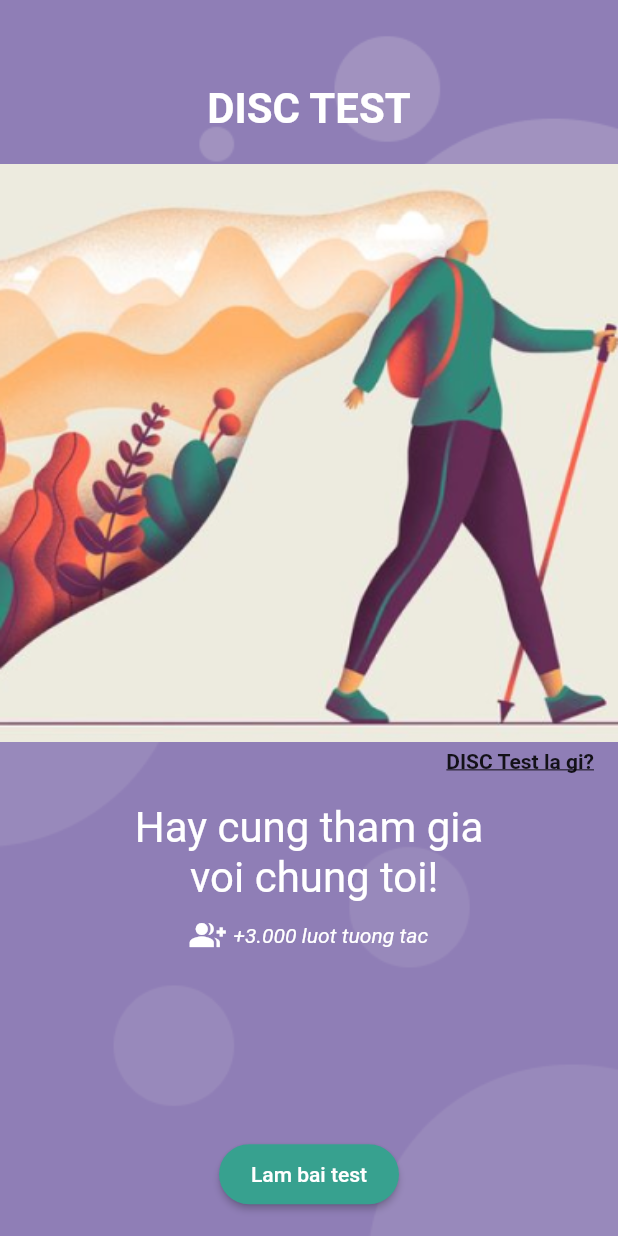
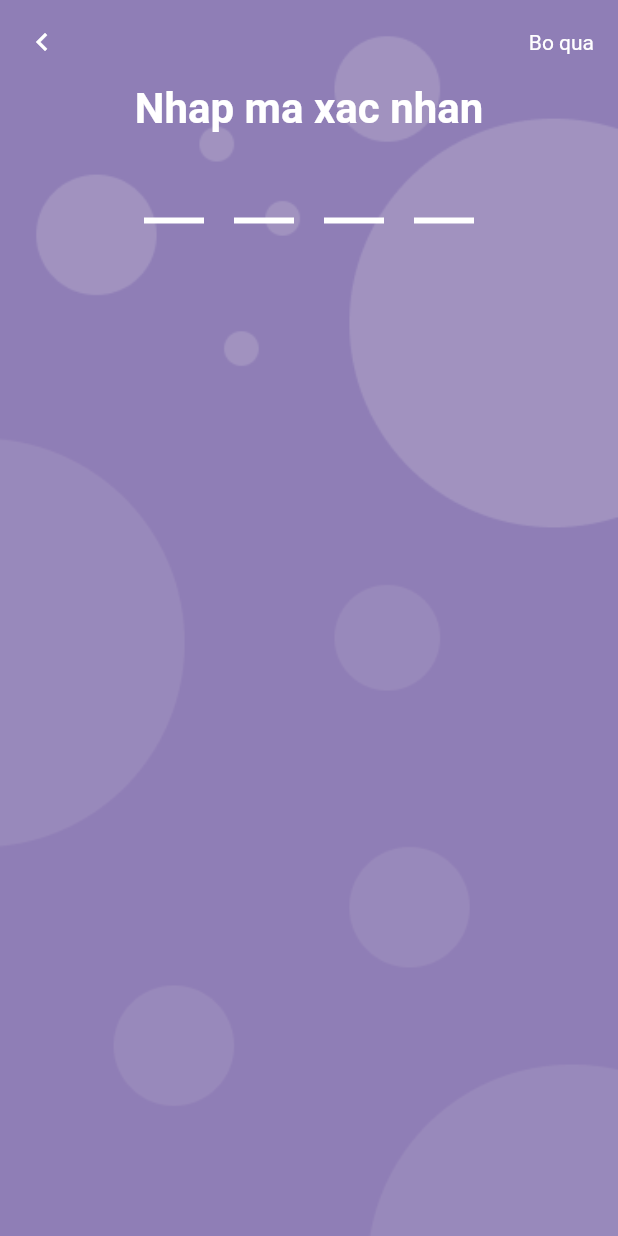
Before and after one commit to diepvicuong/DISC_TEST, a Flutter app: the screen it shows after launch, after a tap on "Lam bai test", on a phone screen of 412 x 824 dp. Run offline on Flutter 3.47's test engine with Material 2 defaults, Android fonts, the phone set to English and light mode, and no system bars; our stand-ins replace dio, get; missing offline and left inert: dio_http_cache.

Commit message:
Refactor code

```diff
--- a/lib/app/common/custom_appbar.dart
+++ b/lib/app/common/custom_appbar.dart
@@ -2,6 +2,10 @@ import 'package:flutter/material.dart';
 import 'package:get/get.dart';
 
 class AppbarBackBtn extends StatelessWidget {
+  final List<Widget>? action;
+
+  const AppbarBackBtn({Key? key, this.action}) : super(key: key);
+
   @override
   Widget build(BuildContext context) {
     return AppBar(
@@ -13,6 +17,7 @@ class AppbarBackBtn extends StatelessWidget {
           Get.back();
         },
       ),
+      actions: this.action,
     );
   }
 }
--- a/lib/app/res/colors.dart
+++ b/lib/app/res/colors.dart
@@ -1,14 +1,14 @@
 import 'package:flutter/material.dart';
 
 class AppColor {
-  static final Color kprimaryColor = Color(0xff705f99);
-  static final Color kprimaryColorLight = Color(0xff9f8cca);
+  static const Color kprimaryColor = Color(0xff705f99);
+  static const Color kprimaryColorLight = Color(0xff9f8cca);
 
-  static final Color kSecondaryColor = Colors.white;
+  static const Color kSecondaryColor = Colors.white;
 
-  static final Color disableButtonColor = Colors.grey;
-  static final Color enableMostColor = Color(0xff6dd3bf);
-  static final Color enableLeastColor = Color(0xfffc3529);
-  static final Color mostBtnColor = Color(0xff37a18f);
-  static final Color leastBtnColor = Color(0xfffc3529);
+  static const Color disableButtonColor = Colors.grey;
+  static const Color enableMostColor = Color(0xff6dd3bf);
+  static const Color enableLeastColor = Color(0xfffc3529);
+  static const Color mostBtnColor = Color(0xff37a18f);
+  static const Color leastBtnColor = Color(0xfffc3529);
 }
--- a/lib/app/routes/app_pages.dart
+++ b/lib/app/routes/app_pages.dart
@@ -1,3 +1,10 @@
+import 'package:disc_test/app/bindings/question_binding.dart';
+import 'package:disc_test/app/ui/finish/page/finish_page.dart';
+import 'package:disc_test/app/ui/finish/page/result_page.dart';
+import 'package:disc_test/app/ui/finish/page/send_page.dart';
+import 'package:disc_test/app/ui/login/page/login_page.dart';
+import 'package:disc_test/app/ui/login/page/start_page.dart';
+import 'package:disc_test/app/ui/question/page/question_page.dart';
 import 'package:disc_test/app/ui/welcome/page/help_page.dart';
 import 'package:disc_test/app/ui/welcome/page/welcome_page.dart';
 import 'package:get/get.dart';
@@ -11,8 +18,36 @@ class AppPages {
       page: () => WelcomePage(),
     ),
     GetPage(
-      name: Routes.HELP,
+      name: Routes.HELP_PAGE,
       page: () => HelpPage(),
-    )
+      transition: Transition.downToUp,
+    ),
+    GetPage(
+      name: Routes.LOGIN_PAGE,
+      page: () => LoginPage(),
+    ),
+    GetPage(
+      name: Routes.START_PAGE,
+      page: () => StartPage(),
+    ),
+    GetPage(
+      name: Routes.QUESTION_PAGE,
+      page: () => QuestionPage(),
+      binding: QuestionBinding(),
+    ),
+    GetPage(
+      name: Routes.FINISH_PAGE,
+      page: () => FinishPage(),
+    ),
+    GetPage(
+      name: Routes.RESULT_PAGE,
+      page: () => ResultPage(),
+      transition: Transition.rightToLeftWithFade,
+    ),
+    GetPage(
+      name: Routes.SEND_PAGE,
+      page: () => SendPage(),
+      transition: Transition.rightToLeftWithFade,
+    ),
   ];
 }
--- a/lib/app/routes/app_routes.dart
+++ b/lib/app/routes/app_routes.dart
@@ -2,5 +2,14 @@ part of './app_pages.dart';
 
 abstract class Routes {
   static const INITIAL = '/';
-  static const HELP = 'help';
+  static const HELP_PAGE = '/help';
+  static const START_PAGE = '/start';
+
+  static const LOGIN_PAGE = '/login';
+
+  static const QUESTION_PAGE = '/question';
+
+  static const FINISH_PAGE = '/finish';
+  static const RESULT_PAGE = '/result';
+  static const SEND_PAGE = '/send_result';
 }
--- /dev/null
+++ b/lib/app/ui/login/page/login_page.dart
@@ -0,0 +1,51 @@
+import 'package:disc_test/app/common/custom_appbar.dart';
+import 'package:disc_test/app/common/custom_body_background.dart';
+import 'package:disc_test/app/res/sizes.dart';
+import 'package:disc_test/app/res/styles.dart';
+import 'package:disc_test/app/routes/app_pages.dart';
+import 'package:disc_test/app/ui/login/widget/pin_code_widget.dart';
+import 'package:flutter/material.dart';
+import 'package:get/get.dart';
+
+class LoginPage extends StatelessWidget {
+  @override
+  Widget build(BuildContext context) {
+    return Scaffold(
+      body: CustomBackgroundContainer(
+          child: Column(
+        children: [
+          AppbarBackBtn(
+            action: [
+              Center(
+                child: Padding(
+                  padding:
+                      const EdgeInsets.only(right: AppSize.homeItemPadding),
+                  child: GestureDetector(
+                      onTap: () {
+                        //handle tap
+                        Get.offNamed(Routes.START_PAGE);
+                      },
+                      child: Text('Bo qua')),
+                ),
+              )
+            ],
+          ),
+          Text(
+            'Nhap ma xac nhan',
+            style: AppStyle.titleBoldTextStyle,
+            textAlign: TextAlign.center,
+          ),
+          SizedBox(height: AppSize.sizedBoxHeightM),
+          PinCodeWidget(
+            context: context,
+            length: 4,
+            onFinish: () {
+              print('go to start page');
+              Get.offNamed(Routes.START_PAGE);
+            },
+          ),
+        ],
+      )),
+    );
+  }
+}
--- /dev/null
+++ b/lib/app/ui/login/widget/pin_code_widget.dart
@@ -0,0 +1,241 @@
+import 'package:disc_test/app/res/colors.dart';
+import 'package:disc_test/app/ui/login/widget/pin_theme.dart';
+import 'package:flutter/material.dart';
+import 'package:flutter/services.dart';
+
+class PinCodeWidget extends StatefulWidget {
+  final BuildContext context;
+  final int length;
+  final PinTheme pinTheme;
+  final double spacing;
+  final VoidCallback? onFinish;
+
+  const PinCodeWidget({
+    Key? key,
+    required this.context,
+    required this.length,
+    this.pinTheme = const PinTheme.defaults(),
+    this.spacing = 10,
+    this.onFinish,
+  }) : super(key: key);
+
+  @override
+  _PinCodeWidgetState createState() => _PinCodeWidgetState();
+}
+
+class _PinCodeWidgetState extends State<PinCodeWidget> {
+  TextEditingController? _textEditingController;
+  late List<String> _inputList;
+  late FocusNode? _focusNode;
+  int _selectedIndex = 0;
+  PinTheme get _pinTheme => widget.pinTheme;
+
+  @override
+  void initState() {
+    super.initState();
+
+    _inputList = List<String>.filled(widget.length, "");
+
+    // If a default value is set in the TextEditingController, then set to UI
+    _textEditingController = TextEditingController();
+    _textEditingController!.addListener(() {
+      print('Current text: ${_textEditingController!.text}');
+      var currentText = _textEditingController!.text;
+
+      if (_inputList.join("") != currentText) {
+        if (currentText.length >= widget.length) {
+          _focusNode!.unfocus();
+          widget.onFinish!();
+        }
+      }
+
+      _setTextToInput(currentText);
+    });
+    _focusNode = FocusNode();
+    _focusNode!.addListener(() {
+      print('FocusNode changed: ${_focusNode!.hasFocus}');
+      setState(() {});
+    }); //
+
+    if (_textEditingController!.text.isNotEmpty) {}
+    // _setTextToInput(_textEditingController!.text);
+  }
+
+  @override
+  void dispose() {
+    _textEditingController?.dispose();
+    _focusNode?.dispose();
+    super.dispose();
+  }
+
+  @override
+  Widget build(BuildContext context) {
+    var textField = TextFormField(
+      textInputAction: TextInputAction.done,
+      controller: _textEditingController,
+      focusNode: _focusNode,
+      enabled: true,
+      // autofillHints: widget.enablePinAutofill && widget.enabled
+      //     ? <String>[AutofillHints.oneTimeCode]
+      //     : null,
+      autofocus: true,
+      autocorrect: false,
+      keyboardType: TextInputType.number,
+      // keyboardAppearance: widget.keyboardAppearance,
+      // textCapitalization: widget.textCapitalization,
+      // validator: widget.validator,
+      // onSaved: widget.onSaved,
+      // autovalidateMode: widget.autovalidateMode,
+      inputFormatters: [
+        ...<TextInputFormatter>[],
+        LengthLimitingTextInputFormatter(
+          widget.length,
+        ), // this limits the input length
+      ],
+      // trigger on the complete event handler from the keyboard
+      // onFieldSubmitted: widget.onSubmitted,
+      enableInteractiveSelection: false,
+      showCursor: false,
+      // using same as background color so tha it can blend into the view
+      cursorWidth: 0.01,
+      decoration: InputDecoration(
+        contentPadding: const EdgeInsets.all(0),
+        border: InputBorder.none,
+        // fillColor: Colors.amber,
+        enabledBorder: InputBorder.none,
+        focusedBorder: InputBorder.none,
+        disabledBorder: InputBorder.none,
+      ),
+      style: TextStyle(
+        color: Colors.transparent,
+        height: .01,
+      ),
+    );
+
+    return Container(
+      height: widget.pinTheme.fieldHeight,
+      child: Stack(
+        alignment: Alignment.bottomCenter,
+        children: [
+          AbsorbPointer(
+            absorbing: true,
+            child: AutofillGroup(child: textField),
+          ),
+          Positioned(
+            top: 0,
+            left: 0,
+            right: 0,
+            child: GestureDetector(
+              onTap: () {
+                print('OnTap OTP Row');
+                // if (widget.onTap != null) widget.onTap!();
+                _onFocus();
+              },
+              child: Row(
+                mainAxisAlignment: MainAxisAlignment.center,
+                children: _generateFields(),
+              ),
+            ),
+          ),
+        ],
+      ),
+    );
+  }
+
+  void _onFocus() {
+    print('${widget.context.widget}');
+    print('bottom: ${MediaQuery.of(widget.context).viewInsets.bottom}');
+    print('-----------------');
+
+    if (_focusNode!.hasFocus &&
+        MediaQuery.of(widget.context).viewInsets.bottom == 0) {
+      _focusNode!.unfocus();
+      Future.delayed(
+          const Duration(microseconds: 1), () => _focusNode!.requestFocus());
+    } else {
+      _focusNode!.requestFocus();
+    }
+  }
+
+  List<Widget> _generateFields() {
+    var result = <Widget>[];
+    for (int i = 0; i < widget.length; i++) {
+      result.add(
+        Container(
+          margin: EdgeInsets.symmetric(horizontal: widget.spacing),
+          child: AnimatedContainer(
+            curve: Curves.easeInOut,
+            duration: const Duration(milliseconds: 150),
+            width: widget.pinTheme.fieldWidth,
+            height: widget.pinTheme.fieldHeight,
+            decoration: BoxDecoration(
+                border: Border(
+                    bottom: BorderSide(
+                        width: widget.pinTheme.borderWidth,
+                        color: _getColorFromIndex(i)))),
+            child: Center(
+              child: AnimatedSwitcher(
+                switchInCurve: Curves.easeInOut,
+                switchOutCurve: Curves.easeInOut,
+                duration: const Duration(milliseconds: 150),
+                transitionBuilder: (child, animation) {
+                  return SlideTransition(
+                    position: Tween<Offset>(
+                      begin: const Offset(0, .5),
+                      end: Offset.zero,
+                    ).animate(animation),
+                    child: child,
+                  );
+                },
+                child: buildChild(i),
+              ),
+            ),
+          ),
+        ),
+      );
+    }
+    return result;
+  }
+
+  void _setTextToInput(String data) async {
+    var replaceInputList = List<String>.filled(widget.length, "");
+
+    for (int i = 0; i < widget.length; i++) {
+      replaceInputList[i] = data.length > i ? data[i] : "";
+    }
+
+    if (mounted)
+      setState(() {
+        _selectedIndex = data.length;
+        _inputList = replaceInputList;
+      });
+  }
+
+  /// Builds the widget to be shown
+  Widget buildChild(int index) {
+    return _renderPinField(
+      index: index,
+    );
+  }
+
+  Widget _renderPinField({
+    required int index,
+  }) {
+    assert(index != null);
+
+    return Text(
+      _inputList[index],
+      key: ValueKey(_inputList[index]),
+      style: TextStyle(
+          fontSize: 30, fontWeight: FontWeight.bold, color: Colors.white),
+    );
+  }
+
+  // selects the right color for the field
+  Color _getColorFromIndex(int index) {
+    if (_selectedIndex > index) {
+      return _pinTheme.activeColor;
+    }
+    return _pinTheme.inactiveColor;
+  }
+}
--- /dev/null
+++ b/lib/app/ui/login/widget/pin_theme.dart
@@ -0,0 +1,100 @@
+import 'package:disc_test/app/res/colors.dart';
+import 'package:flutter/material.dart';
+
+class PinTheme {
+  /// Colors of the input fields which have inputs. Default is [Colors.green]
+  final Color activeColor;
+
+  /// Color of the input field which is currently selected. Default is [Colors.blue]
+  final Color selectedColor;
+
+  /// Colors of the input fields which don't have inputs. Default is [Colors.red]
+  final Color inactiveColor;
+
+  /// Colors of the input fields if the [PinCodeTextField] is disabled. Default is [Colors.grey]
+  final Color disabledColor;
+
+  /// Colors of the input fields which have inputs. Default is [Colors.green]
+  final Color activeFillColor;
+
+  /// Color of the input field which is currently selected. Default is [Colors.blue]
+  final Color selectedFillColor;
+
+  /// Colors of the input fields which don't have inputs. Default is [Colors.red]
+  final Color inactiveFillColor;
+
+  /// Border radius of each pin code field
+  final BorderRadius borderRadius;
+
+  /// [height] for the pin code field. default is [50.0]
+  final double fieldHeight;
+
+  /// [width] for the pin code field. default is [40.0]
+  final double fieldWidth;
+
+  /// Border width for the each input fields. Default is [2.0]
+  final double borderWidth;
+
+  /// this defines the padding of each enclosing container of an input field. Default is [0.0]
+  final EdgeInsetsGeometry fieldOuterPadding;
+
+  const PinTheme.defaults({
+    this.borderRadius = BorderRadius.zero,
+    this.fieldHeight = 50,
+    this.fieldWidth = 40,
+    this.borderWidth = 4,
+    this.fieldOuterPadding = EdgeInsets.zero,
+    this.activeColor = AppColor.kprimaryColor,
+    this.selectedColor = Colors.blue,
+    this.inactiveColor = Colors.white,
+    this.disabledColor = Colors.grey,
+    this.activeFillColor = Colors.green,
+    this.selectedFillColor = Colors.blue,
+    this.inactiveFillColor = Colors.red,
+  });
+
+  factory PinTheme(
+      {Color? activeColor,
+      Color? selectedColor,
+      Color? inactiveColor,
+      Color? disabledColor,
+      Color? activeFillColor,
+      Color? selectedFillColor,
+      Color? inactiveFillColor,
+      BorderRadius? borderRadius,
+      double? fieldHeight,
+      double? fieldWidth,
+      double? borderWidth,
+      EdgeInsetsGeometry? fieldOuterPadding}) {
+    final defaultValues = PinTheme.defaults();
+    return PinTheme.defaults(
+      activeColor:
+          activeColor == null ? defaultValues.activeColor : activeColor,
+      activeFillColor: activeFillColor == null
+          ? defaultValues.activeFillColor
+          : activeFillColor,
+      borderRadius:
+          borderRadius == null ? defaultValues.borderRadius : borderRadius,
+      borderWidth:
+          borderWidth == null ? defaultValues.borderWidth : borderWidth,
+      disabledColor:
+          disabledColor == null ? defaultValues.disabledColor : disabledColor,
+      fieldHeight:
+          fieldHeight == null ? defaultValues.fieldHeight : fieldHeight,
+      fieldWidth: fieldWidth == null ? defaultValues.fieldWidth : fieldWidth,
+      inactiveColor:
+          inactiveColor == null ? defaultValues.inactiveColor : inactiveColor,
+      inactiveFillColor: inactiveFillColor == null
+          ? defaultValues.inactiveFillColor
+          : inactiveFillColor,
+      selectedColor:
+          selectedColor == null ? defaultValues.selectedColor : selectedColor,
+      selectedFillColor: selectedFillColor == null
+          ? defaultValues.selectedFillColor
+          : selectedFillColor,
+      fieldOuterPadding: fieldOuterPadding == null
+          ? defaultValues.fieldOuterPadding
+          : fieldOuterPadding,
+    );
+  }
+}
--- a/lib/app/ui/welcome/page/help_page.dart
+++ b/lib/app/ui/welcome/page/help_page.dart
@@ -3,6 +3,7 @@ import 'package:disc_test/app/common/custom_body_background.dart';
 import 'package:disc_test/app/res/colors.dart';
 import 'package:disc_test/app/res/sizes.dart';
 import 'package:disc_test/app/res/styles.dart';
+import 'package:disc_test/app/routes/app_pages.dart';
 import 'package:flutter/material.dart';
 import 'package:get/get.dart';
 
@@ -71,7 +72,9 @@ class HelpPage extends StatelessWidget {
                     minimumSize:
                         Size(AppSize.buttonMinWidth, AppSize.buttonMinHeight),
                   ),
-                  onPressed: () {},
+                  onPressed: () {
+                    Get.toNamed(Routes.LOGIN_PAGE);
+                  },
                 ),
               ),
             )
--- a/lib/main.dart
+++ b/lib/main.dart
@@ -1,5 +1,7 @@
 import 'package:disc_test/app/bindings/question_binding.dart';
 import 'package:disc_test/app/controllers/question/question_controller.dart';
+import 'package:disc_test/app/res/colors.dart';
+import 'package:disc_test/app/ui/login/page/login_page.dart';
 import 'package:disc_test/app/ui/login/page/start_page.dart';
 import 'package:disc_test/app/ui/question/page/question_page.dart';
 import 'package:disc_test/app/ui/welcome/page/help_page.dart';
@@ -21,13 +23,12 @@ class MyApp extends StatelessWidget {
       debugShowCheckedModeBanner: false,
       title: 'Flutter Demo',
       theme: ThemeData(
-        backgroundColor: Colors.amber,
+        backgroundColor: AppColor.kprimaryColor,
         primarySwatch: Colors.blue,
       ),
       home: WelcomePage(),
-      initialBinding: QuestionBinding(),
       initialRoute: Routes.INITIAL,
-      // getPages: AppPages.pages,
+      getPages: AppPages.pages,
     );
   }
 }
--- a/pubspec.yaml
+++ b/pubspec.yaml
@@ -25,7 +25,6 @@ dev_dependencies:
     sdk: flutter
 flutter:
 
-
   uses-material-design: true
   assets:
     - assets/images/
```
Also changed, not shown: lib/app/common/loading_widget.dart (added, +10 -0 lines), lib/app/ui/finish/page/finish_page.dart (+7 -5 lines), lib/app/ui/finish/page/result_page.dart (+5 -3 lines), lib/app/ui/login/page/start_page.dart (+11 -19 lines), lib/app/ui/question/page/answer_pageview.dart (+7 -2 lines), lib/app/ui/question/page/question_page.dart (+26 -5 lines), lib/app/ui/welcome/page/welcome_page.dart (+5 -3 lines), lib/navigation_page.dart (added, +70 -0 lines).
